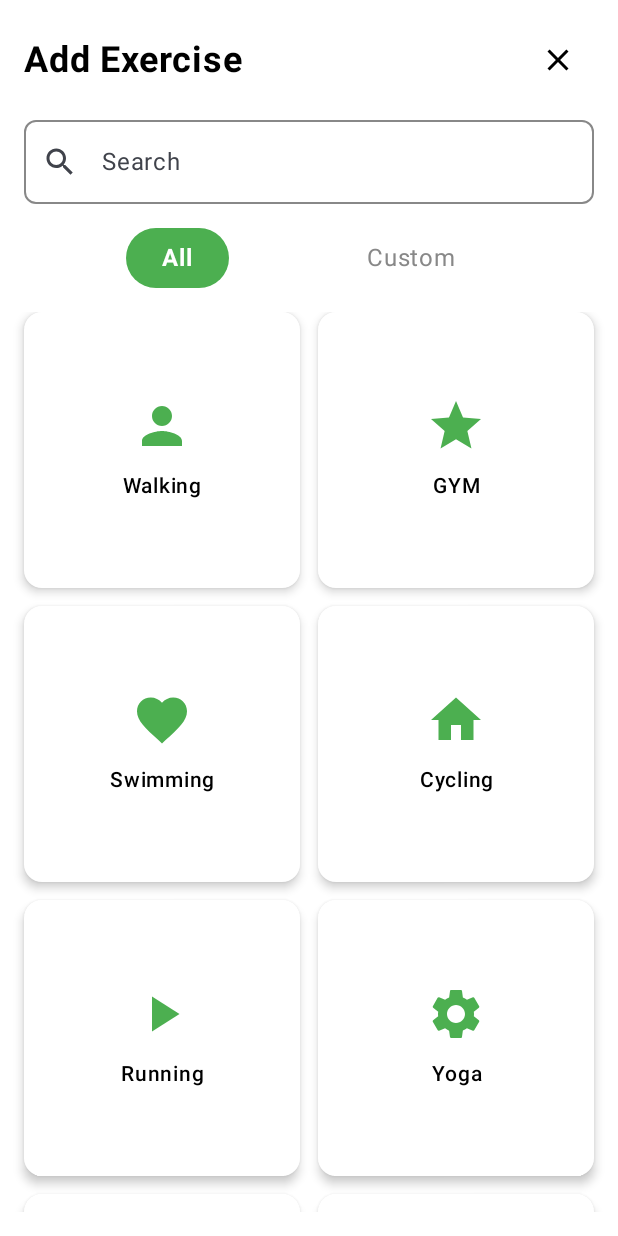
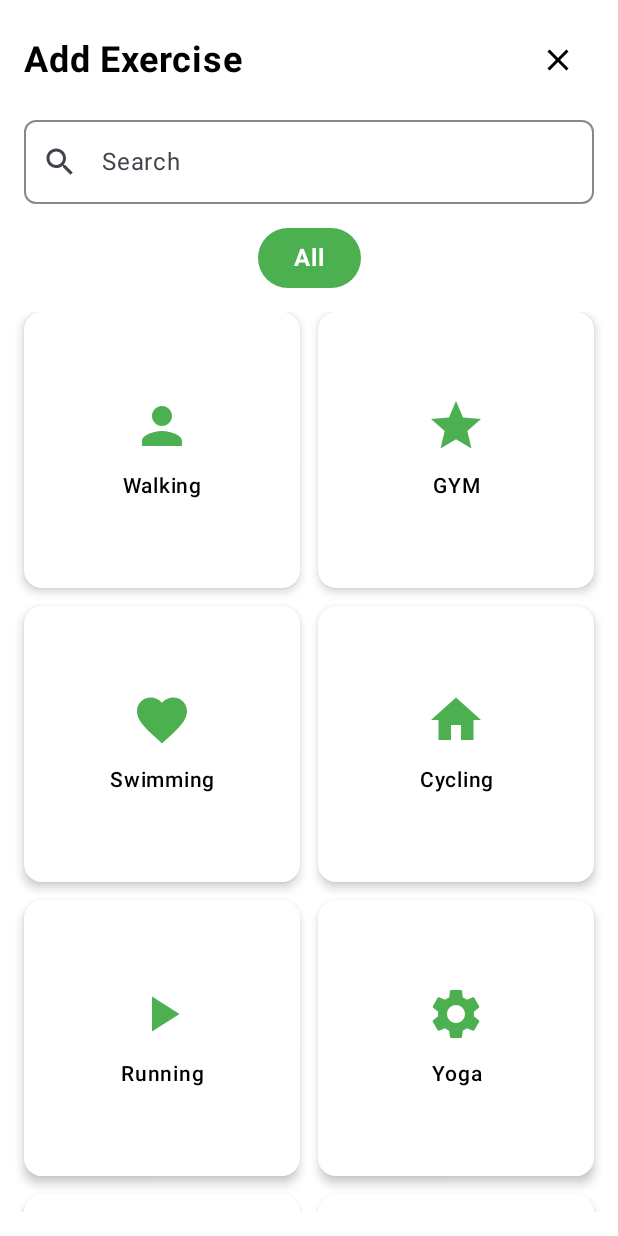
Before and after one commit to StayHalal01/EatPal, an Android app built with Jetpack Compose: the screen it shows after launch (MainActivity), after a tap on "Add Exercise", on a phone screen of 412 x 824 dp. Run offline under Robolectric (Android 15) with nearby library versions, the phone set to English and light mode, and no system bars; 1 other tap on this screen came first.

Commit message:
delete custom category on exercise

```diff
--- a/app/src/main/java/com/example/eatpal/presentation/ui/screens/AddExerciseScreen.kt
+++ b/app/src/main/java/com/example/eatpal/presentation/ui/screens/AddExerciseScreen.kt
@@ -125,11 +125,6 @@ fun ExerciseListScreen(
                     text = "All",
                     isSelected = selectedTab == "All",
                     onClick = { onTabSelected("All") }
-                )
-                TabButton(
-                    text = "Custom",
-                    isSelected = selectedTab == "Custom",
-                    onClick = { onTabSelected("Custom") }
                 )
             }
 
```
